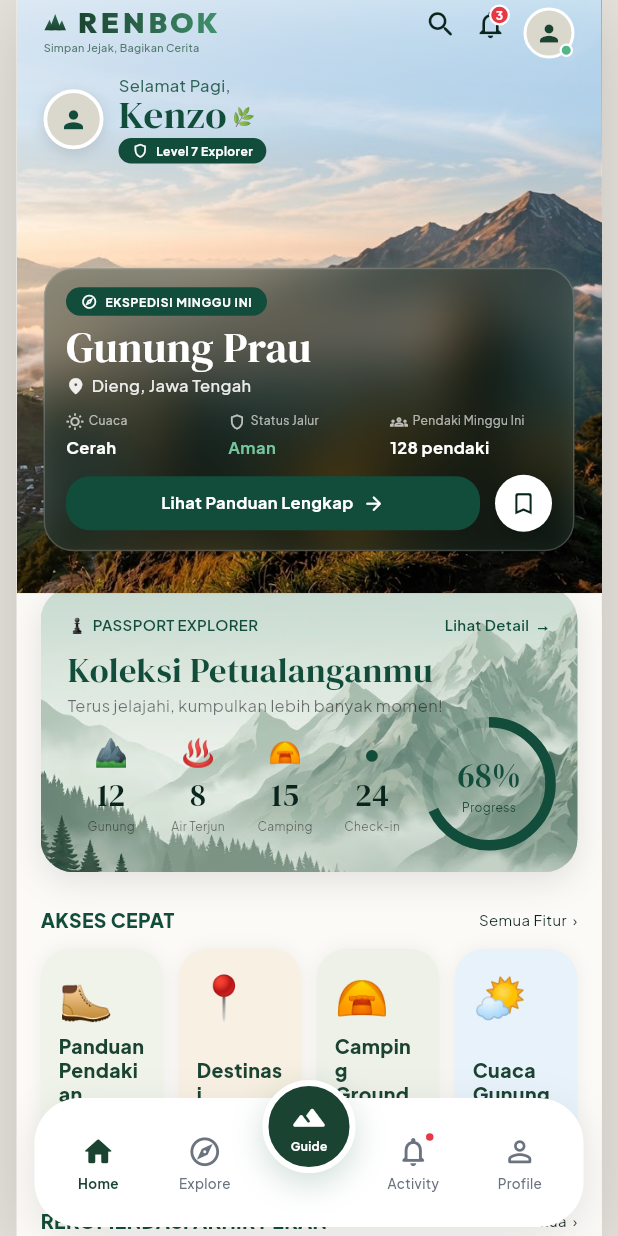
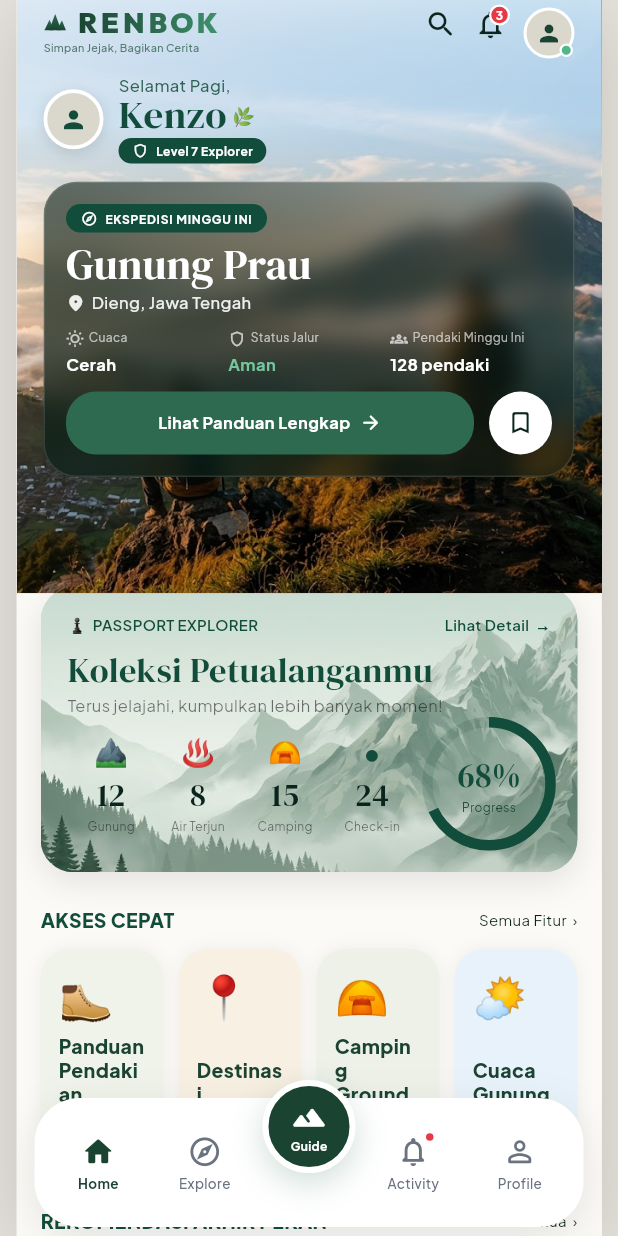
Before and after one commit to kenzonuts/Renbox, a Flutter app: the HomeScreen screen opened by its route, on a phone screen of 412 x 824 dp. Run offline on Flutter 3.47's test engine with Material 3 defaults, Android fonts, the phone set to English and light mode, and no system bars; our stand-ins replace cached_network_image, dio, flutter_riverpod, flutter_secure_storage, go_router, google_fonts and 2 more; accounts and stored records are empty; network calls fail.

Commit message:
pembuatan card home

```diff
--- a/frontend/lib/features/home/screens/home_screen.dart
+++ b/frontend/lib/features/home/screens/home_screen.dart
@@ -364,21 +364,41 @@
                       ),
                     ],
                   ),
-                  const Spacer(),
+                  const SizedBox(height: 12),
                   GestureDetector(
                     onTap: () => context.push('/location/$slug'),
+                    child: Container(
+                      decoration: BoxDecoration(
+                        borderRadius: BorderRadius.circular(22),
+                        boxShadow: const [
+                          BoxShadow(
+                            color: Color(0x240A1E16),
+                            blurRadius: 24,
+                            offset: Offset(0, 10),
+                          ),
+                        ],
+                      ),
                       child: ClipRRect(
-                      borderRadius: BorderRadius.circular(20),
+                        borderRadius: BorderRadius.circular(22),
                         child: BackdropFilter(
-                        filter: ImageFilter.blur(sigmaX: 18, sigmaY: 18),
+                          filter: ImageFilter.blur(sigmaX: 8, sigmaY: 8),
                           child: Container(
                             width: double.infinity,
-                          padding: const EdgeInsets.fromLTRB(14, 12, 14, 12),
+                            padding: const EdgeInsets.all(14),
                             decoration: BoxDecoration(
-                            color: const Color(0x660A251D),
-                            borderRadius: BorderRadius.circular(20),
+                              gradient: const LinearGradient(
+                                begin: Alignment.topRight,
+                                end: Alignment.bottomLeft,
+                                colors: [
+                                  Color(0x3D0A1E16),
+                                  Color(0x850A1E16),
+                                  Color(0xB80A1E16),
+                                ],
+                                stops: [0.0, 0.58, 1.0],
+                              ),
+                              borderRadius: BorderRadius.circular(22),
                               border: Border.all(
-                              color: Colors.white.withValues(alpha: 0.18),
+                                color: Colors.white.withValues(alpha: 0.12),
                               ),
                             ),
                             child: Column(
@@ -430,7 +450,8 @@
                                     Icon(
                                       Icons.location_on_rounded,
                                       size: 13,
-                                    color: Colors.white.withValues(alpha: 0.9),
+                                      color:
+                                          Colors.white.withValues(alpha: 0.9),
                                     ),
                                     const SizedBox(width: 4),
                                     Text(
@@ -475,25 +496,25 @@
                                 Row(
                                   children: [
                                     Expanded(
+                                      child: SizedBox(
+                                        height: 42,
                                         child: Material(
-                                      color: _green,
-                                      borderRadius: BorderRadius.circular(16),
+                                          color: const Color(0xFF2D6A4F),
+                                          borderRadius:
+                                              BorderRadius.circular(20),
                                           child: InkWell(
                                             onTap: () =>
                                                 context.push('/location/$slug'),
-                                        borderRadius: BorderRadius.circular(16),
-                                        child: Padding(
-                                          padding: const EdgeInsets.symmetric(
-                                            vertical: 10,
-                                          ),
+                                            borderRadius:
+                                                BorderRadius.circular(20),
                                             child: Row(
                                               mainAxisAlignment:
                                                   MainAxisAlignment.center,
                                               children: [
                                                 Text(
                                                   'Lihat Panduan Lengkap',
-                                                style:
-                                                    GoogleFonts.plusJakartaSans(
+                                                  style: GoogleFonts
+                                                      .plusJakartaSans(
                                                     fontSize: 11,
                                                     fontWeight: FontWeight.w700,
                                                     color: Colors.white,
@@ -513,8 +534,8 @@
                                     ),
                                     const SizedBox(width: 10),
                                     Container(
-                                    width: 38,
-                                    height: 38,
+                                      width: 42,
+                                      height: 42,
                                       decoration: BoxDecoration(
                                         color: Colors.white,
                                         shape: BoxShape.circle,
@@ -536,6 +557,7 @@
                                   ],
                                 ),
                               ],
+                            ),
                           ),
                         ),
                       ),
```
Lines whose indentation alone changed are shown as unchanged.
